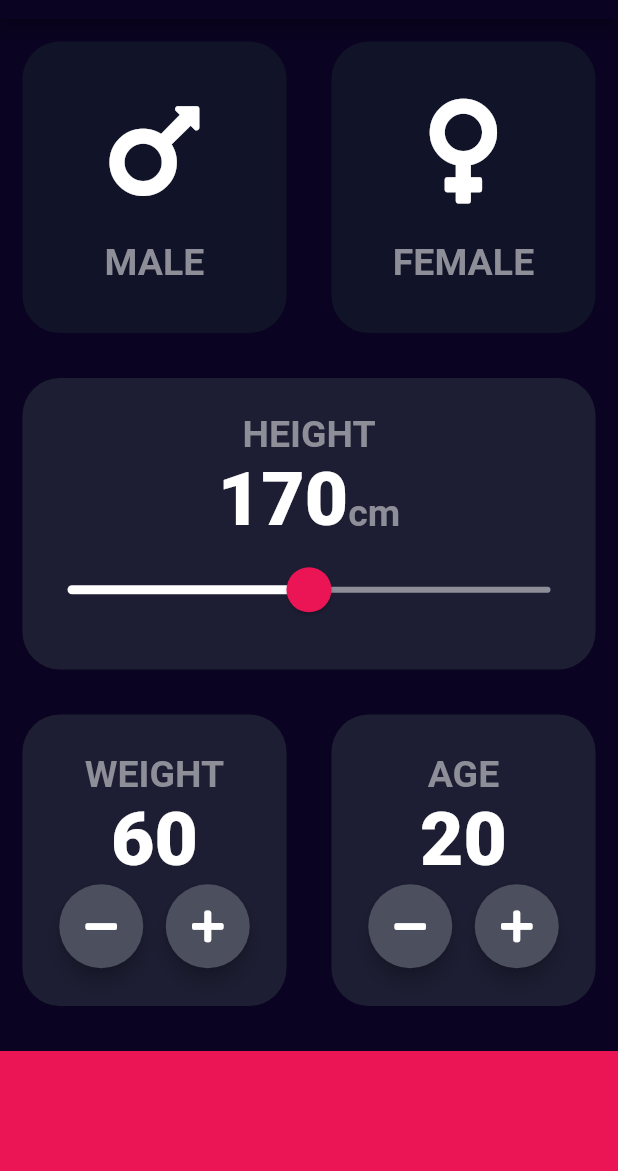
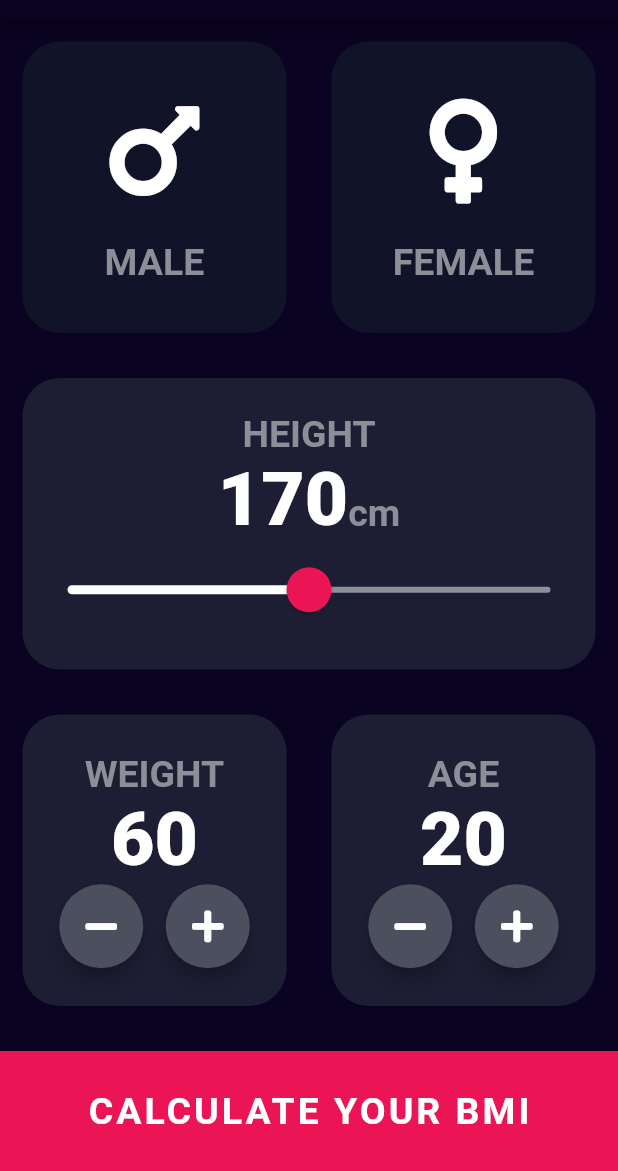
Before and after one commit to kv778/FlutterCourse, a Flutter app: the screen it shows after launch, on a phone screen of 412 x 824 dp, the part 65-1236 px from its top. Run offline on Flutter 3.47's test engine with Material 2 defaults, Android fonts, the phone set to English and light mode, and no system bars; our stand-ins replace audioplayers, font_awesome_flutter.

Commit message:
Added Calculate button UI

```diff
--- a/bmi_calculator/lib/input_page.dart
+++ b/bmi_calculator/lib/input_page.dart
@@ -231,6 +231,17 @@ class _InputPageState extends State<InputPage> {
             color: kBottomContainerColor,
             height: kBottomContainerHeight,
             width: double.infinity,
+            child: Center(
+              child: Text(
+                'CALCULATE YOUR BMI',
+                style: TextStyle(
+                  color: Colors.white,
+                  fontSize: 25.0,
+                  letterSpacing: 2.0,
+                  fontWeight: FontWeight.bold,
+                ),
+              ),
+            ),
           ),
         ],
       ),
```
